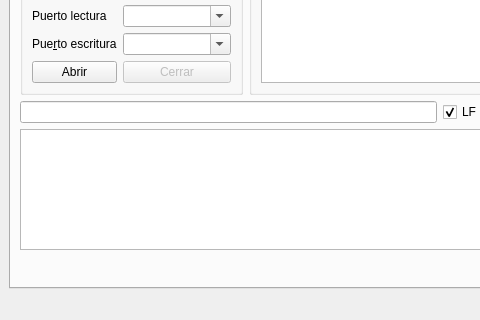
Qt form gsRemote/forms/Console.ui (spel-uchile/gsSuchai) before a commit; both pictures show x 0 to 480 and y 201 to 521 of the 640 by 521 pixel window.
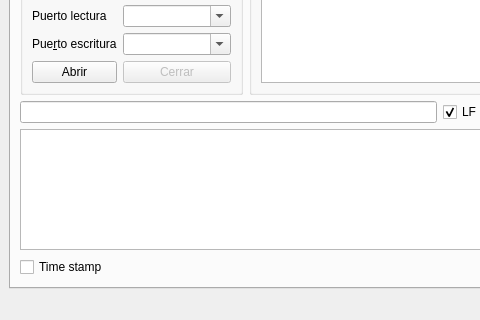
The same form after that commit. Icons and pictures are not drawn.

Commit message: Updating config. Cleaning strings. TimeStamp

Diff of the .ui file:
```diff
--- a/gsRemote/forms/Console.ui
+++ b/gsRemote/forms/Console.ui
@@ -242,6 +242,13 @@
         <item row="1" column="0" colspan="5">
          <widget class="QLineEdit" name="lineEditSend"/>
         </item>
+        <item row="3" column="0">
+         <widget class="QCheckBox" name="checkBoxTimestamp">
+          <property name="text">
+           <string>Time stamp</string>
+          </property>
+         </widget>
+        </item>
        </layout>
        <zorder>textEditTerminal</zorder>
        <zorder>lineEditSend</zorder>
```
Left out of the diff: 21 changed lines with no effect on the pictures. The commit also changes 4 other files.
